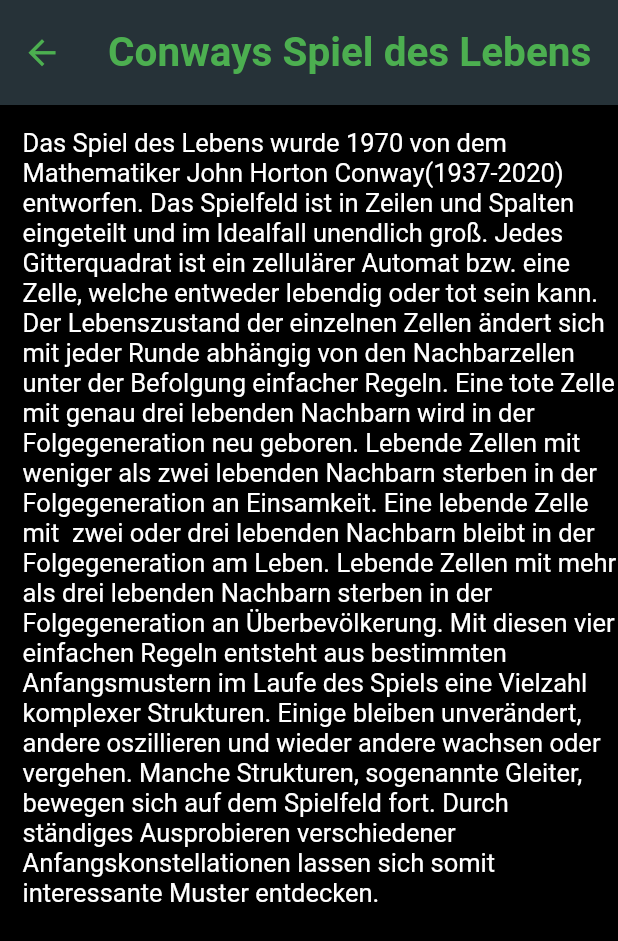
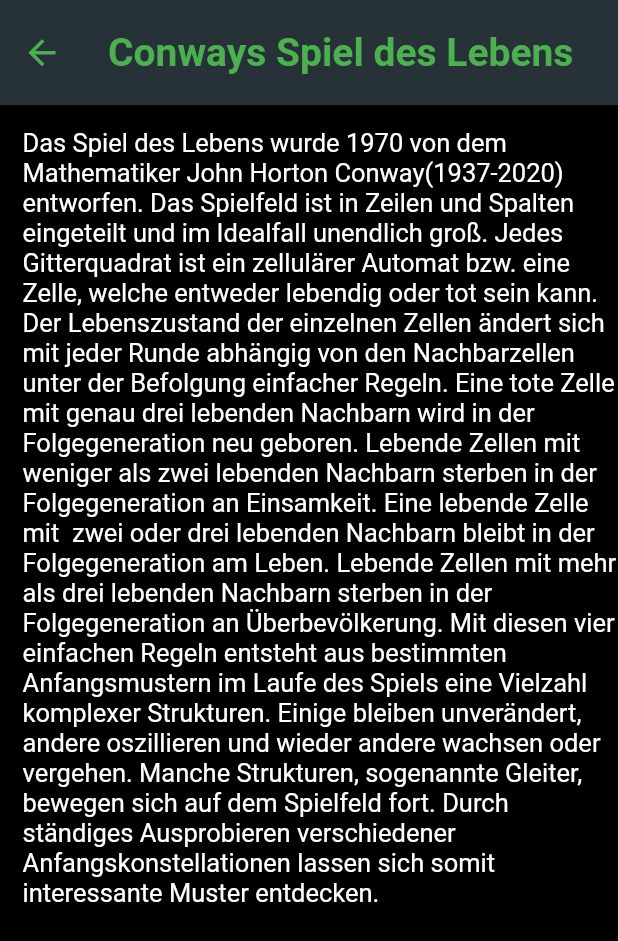
Before and after one commit to TheUltimateOptimist/Conways-Spiel-des-Lebens, a Flutter app: the screen it shows after launch, after a tap on the "info" icon, on a phone screen of 412 x 824 dp. Shown: the top 941 px of the screen. Run offline on Flutter 3.47's test engine with Material 2 defaults, Android fonts, the light colour scheme and no system bars; our stand-ins replace google_fonts; missing offline and left inert: flutter_launcher_icons.

Commit message:
small fix

```diff
--- a/lib/infoScreen.dart
+++ b/lib/infoScreen.dart
@@ -20,7 +20,7 @@ class InfoScreen extends StatelessWidget {
         title: Text(
           "Conways Spiel des Lebens",
           style: GoogleFonts.indieFlower(
-              fontSize: 27, color: Colors.green, fontWeight: FontWeight.bold),
+              fontSize: 26, color: Colors.green, fontWeight: FontWeight.bold),
         ),
         backgroundColor: Colors.blueGrey[900],
         toolbarHeight: 70,
--- a/lib/main.dart
+++ b/lib/main.dart
@@ -87,7 +87,7 @@ class _MyHomePageState extends State<MyHomePage> {
           title: Text(
             "Conways Spiel des Lebens",
             style: GoogleFonts.indieFlower(
-                fontSize: 27, color: Colors.green, fontWeight: FontWeight.bold),
+                fontSize: 26, color: Colors.green, fontWeight: FontWeight.bold),
           ),
           backgroundColor: Colors.blueGrey[900],
           toolbarHeight: 70,
```
